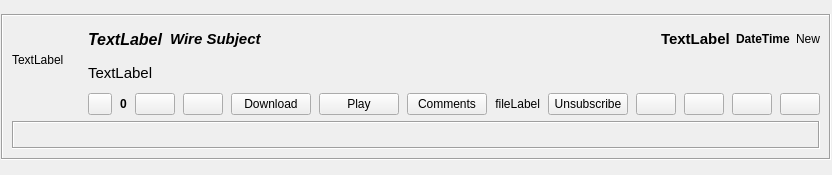
Before: the Qt Designer form retroshare-gui/src/gui/feeds/WireNotifyPostItem.ui in RetroShare/RetroShare, drawn with Qt 5.
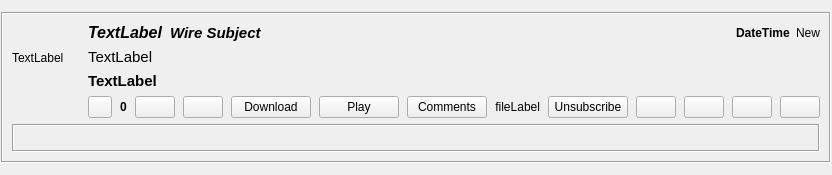
After: the same form once the commit is applied. Icons and pictures are not drawn.

The edit to the form file:
```diff
--- a/retroshare-gui/src/gui/feeds/WireNotifyPostItem.ui
+++ b/retroshare-gui/src/gui/feeds/WireNotifyPostItem.ui
@@ -131,24 +131,6 @@
               </property>
              </widget>
             </item>
-            <item>
-             <widget class="QLabel" name="subjectLabel">
-              <property name="font">
-               <font>
-                <pointsize>11</pointsize>
-                <weight>75</weight>
-                <italic>false</italic>
-                <bold>true</bold>
-               </font>
-              </property>
-              <property name="text">
-               <string notr="true">TextLabel</string>
-              </property>
-              <property name="openExternalLinks">
-               <bool>true</bool>
-              </property>
-             </widget>
-            </item>
             <item>
              <widget class="QLabel" name="datetimelabel">
               <property name="font">
@@ -183,6 +165,24 @@
             </property>
            </widget>
           </item>
+          <item>
+           <widget class="QLabel" name="subjectLabel">
+            <property name="font">
+             <font>
+              <pointsize>11</pointsize>
+              <weight>75</weight>
+              <italic>false</italic>
+              <bold>true</bold>
+             </font>
+            </property>
+            <property name="text">
+             <string notr="true">TextLabel</string>
+            </property>
+            <property name="openExternalLinks">
+             <bool>true</bool>
+            </property>
+           </widget>
+          </item>
           <item>
            <layout class="QHBoxLayout" name="buttonHLayout">
             <property name="spacing">
```
